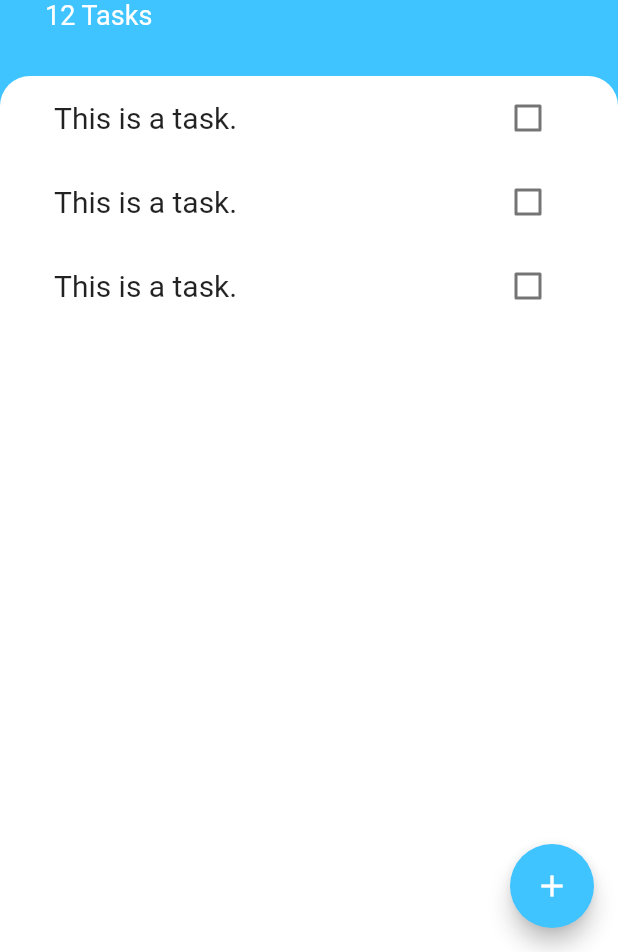
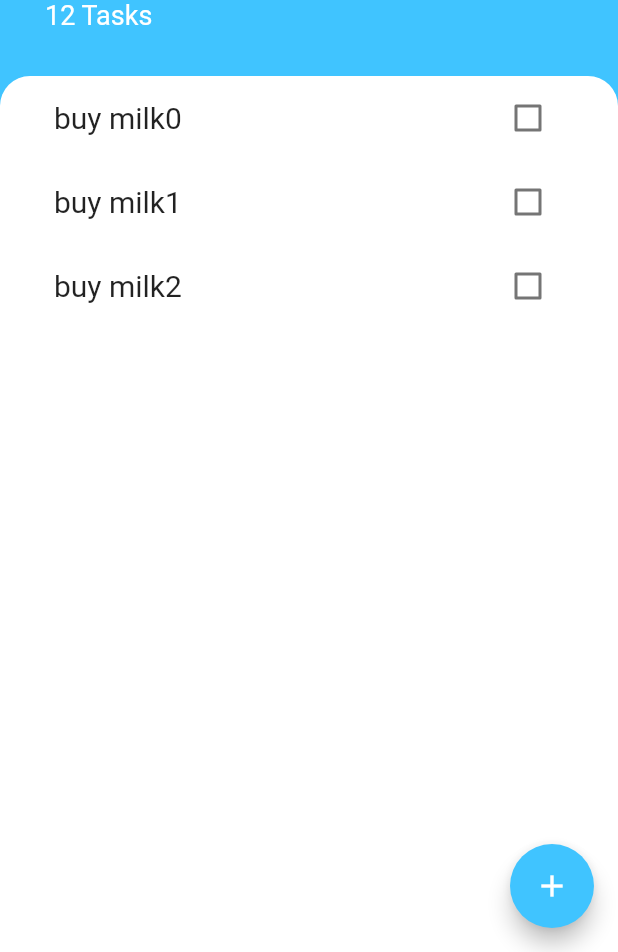
Before and after one commit to Sina2748/todoey, a Flutter app: the screen it shows after launch, on a phone screen of 412 x 824 dp, the part 284-1236 px from its top. Run offline on Flutter 3.47's test engine with Material 2 defaults, Android fonts, the phone set to English and light mode, and no system bars.

Commit message:
3, B4 video 203 ,

```diff
--- /dev/null
+++ b/lib/Models/task.dart
@@ -0,0 +1,10 @@
+class Task {
+  final String name;
+  bool isDone;
+
+  Task({required this.name, this.isDone = false});
+
+  void toggleDone() {
+    isDone = !isDone;
+  }
+}
--- a/lib/widgets/task_list.dart
+++ b/lib/widgets/task_list.dart
@@ -1,20 +1,33 @@
 import 'package:flutter/material.dart';
 import 'task_tile.dart';
+import 'package:todoey/Models/task.dart';
 
-class TasksList extends StatelessWidget {
+class TasksList extends StatefulWidget {
+  @override
+  State<TasksList> createState() => _TasksListState();
+}
+
+class _TasksListState extends State<TasksList> {
+  List<Task> tasks = [
+    Task(name: 'buy milk0'),
+    Task(name: 'buy milk1'),
+    Task(name: 'buy milk2'),
+  ];
+
   @override
   Widget build(BuildContext context) {
-    return ListView(
-      children: [
-        Column(
-          crossAxisAlignment: CrossAxisAlignment.start,
-          children: [
-            TaskTile(),
-            TaskTile(),
-            TaskTile(),
-          ],
-        ),
-      ],
+    return ListView.builder(
+      itemBuilder: (context, index) {
+        return TaskTile(
+            isChecked: tasks[index].isDone,
+            taskTitle: tasks[index].name,
+            checkboxCallback: (bool? checkboxState) {
+              setState(() {
+                tasks[index].toggleDone();
+              });
+            });
+      }, // Callback
+      itemCount: tasks.length,
     );
   }
 }
--- a/lib/widgets/task_tile.dart
+++ b/lib/widgets/task_tile.dart
@@ -1,50 +1,28 @@
 import 'package:flutter/material.dart';
 
-class TaskTile extends StatefulWidget {
-  @override
-  State<TaskTile> createState() => _TaskTileState();
-}
+class TaskTile extends StatelessWidget {
+  final bool? isChecked;
+  final String? taskTitle;
+  final void Function(bool?)? checkboxCallback;
 
-class _TaskTileState extends State<TaskTile> {
-  bool? isChecked = false;
-
-  // void checkboxCallback(bool? checkboxState) {
-  //   setState(() {
-  //     isChecked = checkboxState;
-  //   });
-  // }
+  TaskTile(
+      {required this.isChecked,
+      required this.taskTitle,
+      required this.checkboxCallback});
 
   @override
   Widget build(BuildContext context) {
     return ListTile(
-      title: Text(
-        'This is a task.',
-        style: TextStyle(
-            fontSize: 20,
-            decoration: isChecked! ? TextDecoration.lineThrough : null),
-      ),
-      trailing: TaskCheckBox(
-          checkBoxState: isChecked,
-          toggleCheckboxState: (bool? checkboxState) {
-            setState(() {
-              isChecked = checkboxState;
-            });
-          }),
-    );
+        title: Text(
+          taskTitle!,
+          style: TextStyle(
+              fontSize: 20,
+              decoration: isChecked! ? TextDecoration.lineThrough : null),
+        ),
+        trailing: Checkbox(
+          activeColor: Colors.lightBlueAccent,
+          value: isChecked,
+          onChanged: checkboxCallback,
+        ));
   }
 }
-
-class TaskCheckBox extends StatelessWidget {
-  final bool? checkBoxState;
-  final void Function(bool?)? toggleCheckboxState;
-  TaskCheckBox({this.checkBoxState, this.toggleCheckboxState});
-
-  @override
-  Widget build(BuildContext context) {
-    return Checkbox(
-      activeColor: Colors.lightBlueAccent,
-      value: checkBoxState,
-      onChanged: toggleCheckboxState,
-    );
-  }
-}
```
